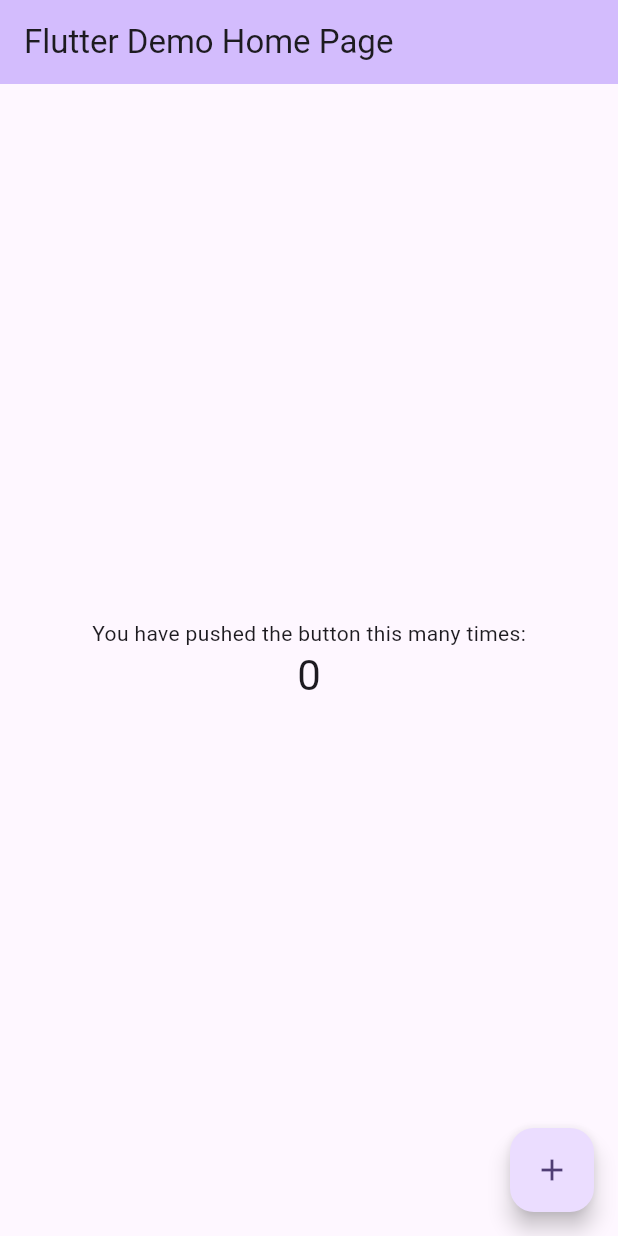
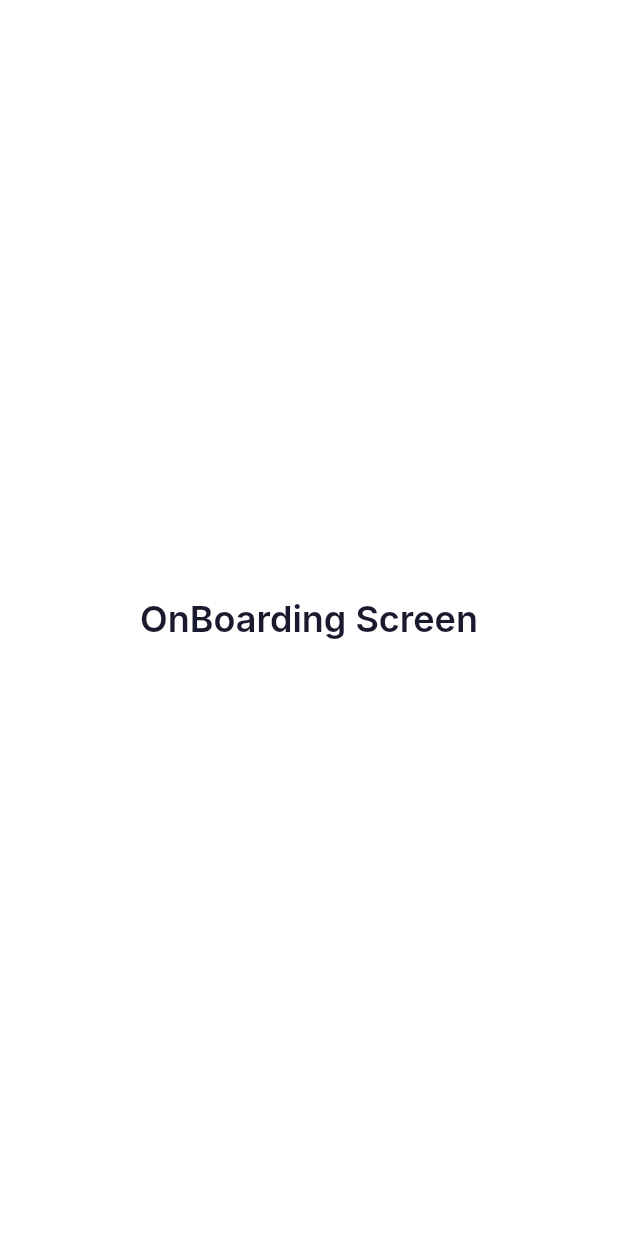
Before and after one commit to A7medMg/shopping-app, a Flutter app: the screen it shows after launch, on a phone screen of 412 x 824 dp. Run offline on Flutter 3.47's test engine with Material 3 defaults, Android fonts, the phone set to English and light mode, and no system bars; our stand-ins replace flutter_screenutil, google_fonts.

Commit message:
feat: add core ui design system and native splash screen - Create AppColors - Create AppTextStyles - Create AppTheme - Add native splash screen -Add assets folder ( image - icon  ) -Add app assets file -Add app routs name -Add app routes -Configure  screenutil

```diff
--- /dev/null
+++ b/lib/core/constants/app_assets.dart
@@ -0,0 +1,4 @@
+abstract class AppAssets{
+  static const String appLogo="assets/icon/app_icon.png";
+
+}
--- /dev/null
+++ b/lib/core/routes/app_routes.dart
@@ -0,0 +1,16 @@
+import 'package:flutter/material.dart';
+import 'package:shoppingapp/core/routes/app_routes_name.dart';
+import 'package:shoppingapp/feature/onboarding/screens/on_boarding_screen.dart';
+
+abstract class AppRoutes {
+  static Route? onGenerateRoute(RouteSettings settings) {
+    switch (settings.name) {
+      case AppRoutesName.onBoarding:
+        return MaterialPageRoute(
+          builder: (_) => const OnBoardingScreen(),
+        );
+      default:
+        return null;
+    }
+  }
+}
--- /dev/null
+++ b/lib/core/routes/app_routes_name.dart
@@ -0,0 +1,3 @@
+abstract class AppRoutesName{
+  static const String onBoarding="/onBoarding";
+}
--- /dev/null
+++ b/lib/core/theme/app_colors.dart
@@ -0,0 +1,43 @@
+import 'package:flutter/material.dart';
+
+/// Design system colors based on the provided UI specification.
+abstract final class AppColors {
+  // Primary — Orange
+  static const Color primaryOrange = Color(0xFFFF9900);
+  static const Color orangeLight = Color(0xFFFFB700);
+  static const Color orangeDark = Color(0xFFE67E00);
+
+  // Neutrals
+  static const Color white = Color(0xFFFFFFFF);
+  static const Color offWhite = Color(0xFFF7F8FA);
+  static const Color lightGray = Color(0xFFECEEF2);
+  static const Color charcoal = Color(0xFF1A1A2E);
+
+  // Text / supporting colors
+  static const Color bodyText = Color(0xFF45455F);
+  static const Color mutedText = Color(0xFF7B7F90);
+  static const Color border = Color(0xFFE2E5EA);
+
+  // Button states
+  static const Color disabledBackground = Color(0xFFECEEF2);
+  static const Color disabledText = Color(0xFFB1B5C3);
+
+  // Input states
+  static const Color error = Color(0xFFFF3B3B);
+  static const Color errorBackground = Color(0xFFFFF5F5);
+
+  // Status badges
+  static const Color success = Color(0xFF18B957);
+  static const Color successBackground = Color(0xFFE5F8ED);
+
+  static const Color lowStock = Color(0xFFFF9900);
+  static const Color lowStockBackground = Color(0xFFFFF3DD);
+
+  static const Color outOfStock = Color(0xFFFF3B3B);
+  static const Color outOfStockBackground = Color(0xFFFFE8E8);
+
+  static const Color newArrival = Color(0xFF5D2C91);
+  static const Color newArrivalBackground = Color(0xFFEDE6F7);
+
+  static const Color sale = Color(0xFFFF9900);
+}
--- /dev/null
+++ b/lib/core/theme/app_theme.dart
@@ -0,0 +1,166 @@
+import 'package:flutter/material.dart';
+
+import 'app_colors.dart';
+import 'text_styles.dart';
+
+abstract final class AppTheme {
+  static ThemeData get light {
+    final base = ThemeData.light(useMaterial3: true);
+
+    return base.copyWith(
+      scaffoldBackgroundColor: AppColors.white,
+
+      colorScheme: const ColorScheme.light(
+        primary: AppColors.primaryOrange,
+        onPrimary: AppColors.white,
+        secondary: AppColors.orangeLight,
+        onSecondary: AppColors.charcoal,
+        surface: AppColors.white,
+        onSurface: AppColors.charcoal,
+        error: AppColors.error,
+        onError: AppColors.white,
+      ),
+
+      textTheme: TextTheme(
+        headlineMedium: AppTextStyles.h2,
+        headlineSmall: AppTextStyles.h3,
+        bodyLarge: AppTextStyles.bodyLarge,
+        bodyMedium: AppTextStyles.bodyMedium,
+        bodySmall: AppTextStyles.bodySmall,
+        labelLarge: AppTextStyles.button,
+        labelMedium: AppTextStyles.caption,
+      ),
+
+      appBarTheme: AppBarTheme(
+        backgroundColor: AppColors.white,
+        foregroundColor: AppColors.charcoal,
+        elevation: 0,
+        centerTitle: false,
+        titleTextStyle: AppTextStyles.h3,
+      ),
+
+      elevatedButtonTheme: ElevatedButtonThemeData(
+        style: ElevatedButton.styleFrom(
+          backgroundColor: AppColors.primaryOrange,
+          foregroundColor: AppColors.white,
+          disabledBackgroundColor: AppColors.disabledBackground,
+          disabledForegroundColor: AppColors.disabledText,
+          minimumSize: const Size(343, 48),
+          fixedSize: const Size(343, 48),
+          elevation: 0,
+          padding: const EdgeInsets.symmetric(horizontal: 24),
+          shape: RoundedRectangleBorder(
+            borderRadius: BorderRadius.circular(8),
+          ),
+          textStyle: AppTextStyles.button,
+        ),
+      ),
+
+      outlinedButtonTheme: OutlinedButtonThemeData(
+        style: OutlinedButton.styleFrom(
+          foregroundColor: AppColors.primaryOrange,
+          minimumSize: const Size(343, 48),
+          fixedSize: const Size(343, 48),
+          backgroundColor: AppColors.white,
+          side: const BorderSide(
+            color: AppColors.primaryOrange,
+            width: 1.5,
+          ),
+          elevation: 0,
+          padding: const EdgeInsets.symmetric(horizontal: 24),
+          shape: RoundedRectangleBorder(
+            borderRadius: BorderRadius.circular(8),
+          ),
+          textStyle: AppTextStyles.buttonSecondary,
+        ),
+      ),
+
+      textButtonTheme: TextButtonThemeData(
+        style: TextButton.styleFrom(
+          foregroundColor: AppColors.primaryOrange,
+          textStyle: AppTextStyles.buttonSecondary,
+        ),
+      ),
+
+      inputDecorationTheme: InputDecorationTheme(
+        filled: true,
+        fillColor: AppColors.offWhite,
+        contentPadding: const EdgeInsets.symmetric(
+          horizontal: 12,
+          vertical: 14,
+        ),
+        hintStyle: AppTextStyles.inputHint,
+        labelStyle: AppTextStyles.input,
+        border: OutlineInputBorder(
+          borderRadius: BorderRadius.circular(8),
+          borderSide: const BorderSide(color: AppColors.border),
+        ),
+        enabledBorder: OutlineInputBorder(
+          borderRadius: BorderRadius.circular(8),
+          borderSide: const BorderSide(color: AppColors.border),
+        ),
+        focusedBorder: OutlineInputBorder(
+          borderRadius: BorderRadius.circular(8),
+          borderSide: const BorderSide(
+            color: AppColors.primaryOrange,
+            width: 1.5,
+          ),
+        ),
+        errorBorder: OutlineInputBorder(
+          borderRadius: BorderRadius.circular(8),
+          borderSide: const BorderSide(
+            color: AppColors.error,
+            width: 1.5,
+          ),
+        ),
+        focusedErrorBorder: OutlineInputBorder(
+          borderRadius: BorderRadius.circular(8),
+          borderSide: const BorderSide(
+            color: AppColors.error,
+            width: 1.5,
+          ),
+        ),
+        disabledBorder: OutlineInputBorder(
+          borderRadius: BorderRadius.circular(8),
+          borderSide: BorderSide.none,
+        ),
+
+      ),
+
+      dividerTheme: const DividerThemeData(
+        color: AppColors.lightGray,
+        thickness: 1,
+        space: 1,
+      ),
+
+      cardTheme: CardThemeData(
+        color: AppColors.white,
+        elevation: 0,
+        margin: EdgeInsets.zero,
+        shape: RoundedRectangleBorder(
+          borderRadius: BorderRadius.circular(8),
+          side: const BorderSide(color: AppColors.border),
+        ),
+      ),
+
+      chipTheme: ChipThemeData(
+        backgroundColor: AppColors.offWhite,
+        selectedColor: AppColors.primaryOrange,
+        disabledColor: AppColors.disabledBackground,
+        labelStyle: AppTextStyles.badge,
+        padding: const EdgeInsets.symmetric(horizontal: 8, vertical: 4),
+        shape: RoundedRectangleBorder(
+          borderRadius: BorderRadius.circular(20),
+        ),
+      ),
+
+      iconTheme: const IconThemeData(
+        color: AppColors.charcoal,
+        size: 24,
+      ),
+
+      splashColor: AppColors.orangeLight.withValues(alpha: 0.15),
+      highlightColor: AppColors.orangeLight.withValues(alpha: 0.08),
+    );
+  }
+}
--- /dev/null
+++ b/lib/core/theme/text_styles.dart
@@ -0,0 +1,94 @@
+import 'package:flutter/material.dart';
+import 'package:google_fonts/google_fonts.dart';
+
+import 'app_colors.dart';
+
+/// Typography from the design system.
+/// Font family: Inter
+/// Source: Google Fonts
+abstract final class AppTextStyles {
+  static const String fontFamily = 'Inter';
+
+  // H2 — 24px / 1.5rem / 600 SemiBold
+  static final TextStyle h2 = GoogleFonts.inter(
+    fontSize: 24,
+    height: 1.5,
+    fontWeight: FontWeight.w600,
+    color: AppColors.charcoal,
+  );
+
+  // H3 — 18px / 1.125rem / 600 SemiBold
+  static final TextStyle h3 = GoogleFonts.inter(
+    fontSize: 18,
+    height: 1.125,
+    fontWeight: FontWeight.w600,
+    color: AppColors.charcoal,
+  );
+
+  // Body Large — 16px / 1rem / 400 Regular
+  static final TextStyle bodyLarge = GoogleFonts.inter(
+    fontSize: 16,
+    height: 1,
+    fontWeight: FontWeight.w400,
+    color: AppColors.bodyText,
+  );
+
+  // Body Medium — 14px / 0.875rem / 400 Regular
+  static final TextStyle bodyMedium = GoogleFonts.inter(
+    fontSize: 14,
+    height: 0.875,
+    fontWeight: FontWeight.w400,
+    color: AppColors.bodyText,
+  );
+
+  // Body Small — 12px / 0.75rem / 400 Regular
+  static final TextStyle bodySmall = GoogleFonts.inter(
+    fontSize: 12,
+    height: 0.75,
+    fontWeight: FontWeight.w400,
+    color: AppColors.mutedText,
+  );
+
+  // Button — 14px / 0.875rem / 600 SemiBold
+  static final TextStyle button = GoogleFonts.inter(
+    fontSize: 14,
+    height: 0.875,
+    fontWeight: FontWeight.w600,
+    letterSpacing: 0.02 * 14,
+    color: AppColors.white,
+  );
+
+  // Caption / Label — 10px / 0.625rem / 500 Medium
+  static final TextStyle caption = GoogleFonts.inter(
+    fontSize: 10,
+    height: 0.625,
+    fontWeight: FontWeight.w500,
+    color: AppColors.mutedText,
+  );
+
+  // Useful variants
+  static final TextStyle buttonSecondary = button.copyWith(
+    color: AppColors.primaryOrange,
+  );
+
+  static final TextStyle disabledButton = button.copyWith(
+    color: AppColors.disabledText,
+  );
+
+  static final TextStyle input = GoogleFonts.inter(
+    fontSize: 14,
+    height: 1.25,
+    fontWeight: FontWeight.w400,
+    color: AppColors.bodyText,
+  );
+
+  static final TextStyle inputHint = input.copyWith(
+    color: AppColors.mutedText,
+  );
+
+  static final TextStyle badge = GoogleFonts.inter(
+    fontSize: 12,
+    height: 1,
+    fontWeight: FontWeight.w600,
+  );
+}
--- /dev/null
+++ b/lib/feature/onboarding/screens/on_boarding_screen.dart
@@ -0,0 +1,17 @@
+import 'package:flutter/material.dart';
+
+class OnBoardingScreen extends StatelessWidget {
+  const OnBoardingScreen({super.key});
+
+  @override
+  Widget build(BuildContext context) {
+    return Scaffold(
+      body: Center(
+        child: Text(
+          'OnBoarding Screen',
+          style: Theme.of(context).textTheme.headlineMedium,
+        ),
+      ),
+    );
+  }
+}
--- a/lib/main.dart
+++ b/lib/main.dart
@@ -1,121 +1,27 @@
 import 'package:flutter/material.dart';
+import 'package:flutter_screenutil/flutter_screenutil.dart';
+import 'package:shoppingapp/core/routes/app_routes.dart';
+import 'package:shoppingapp/core/routes/app_routes_name.dart';
+import 'package:shoppingapp/core/theme/app_theme.dart';
 
 void main() {
-  runApp(const MyApp());
+  runApp(const ShoppingApp());
 }
 
-class MyApp extends StatelessWidget {
-  const MyApp({super.key});
-
-  // This widget is the root of your application.
-  @override
-  Widget build(BuildContext context) {
-    return MaterialApp(
-      title: 'Flutter Demo',
-      theme: ThemeData(
-        // This is the theme of your application.
-        //
-        // TRY THIS: Try running your application with "flutter run". You'll see
-        // the application has a purple toolbar. Then, without quitting the app,
-        // try changing the seedColor in the colorScheme below to Colors.green
-        // and then invoke "hot reload" (save your changes or press the "hot
-        // reload" button in a Flutter-supported IDE, or press "r" if you used
-        // the command line to start the app).
-        //
-        // Notice that the counter didn't reset back to zero; the application
-        // state is not lost during the reload. To reset the state, use hot
-        // restart instead.
-        //
-        // This works for code too, not just values: Most code changes can be
-        // tested with just a hot reload.
-        colorScheme: .fromSeed(seedColor: Colors.deepPurple),
-      ),
-      home: const MyHomePage(title: 'Flutter Demo Home Page'),
-    );
-  }
-}
-
-class MyHomePage extends StatefulWidget {
-  const MyHomePage({super.key, required this.title});
-
-  // This widget is the home page of your application. It is stateful, meaning
-  // that it has a State object (defined below) that contains fields that affect
-  // how it looks.
-
-  // This class is the configuration for the state. It holds the values (in this
-  // case the title) provided by the parent (in this case the App widget) and
-  // used by the build method of the State. Fields in a Widget subclass are
-  // always marked "final".
-
-  final String title;
-
-  @override
-  State<MyHomePage> createState() => _MyHomePageState();
-}
-
-class _MyHomePageState extends State<MyHomePage> {
-  int _counter = 0;
-
-  void _incrementCounter() {
-    setState(() {
-      // This call to setState tells the Flutter framework that something has
-      // changed in this State, which causes it to rerun the build method below
-      // so that the display can reflect the updated values. If we changed
-      // _counter without calling setState(), then the build method would not be
-      // called again, and so nothing would appear to happen.
-      _counter++;
-    });
-  }
+class ShoppingApp extends StatelessWidget {
+  const ShoppingApp({super.key});
 
   @override
   Widget build(BuildContext context) {
-    // This method is rerun every time setState is called, for instance as done
-    // by the _incrementCounter method above.
-    //
-    // The Flutter framework has been optimized to make rerunning build methods
-    // fast, so that you can just rebuild anything that needs updating rather
-    // than having to individually change instances of widgets.
-    return Scaffold(
-      appBar: AppBar(
-        // TRY THIS: Try changing the color here to a specific color (to
-        // Colors.amber, perhaps?) and trigger a hot reload to see the AppBar
-        // change color while the other colors stay the same.
-        backgroundColor: Theme.of(context).colorScheme.inversePrimary,
-        // Here we take the value from the MyHomePage object that was created by
-        // the App.build method, and use it to set our appbar title.
-        title: Text(widget.title),
-      ),
-      body: Center(
-        // Center is a layout widget. It takes a single child and positions it
-        // in the middle of the parent.
-        child: Column(
-          // Column is also a layout widget. It takes a list of children and
-          // arranges them vertically. By default, it sizes itself to fit its
-          // children horizontally, and tries to be as tall as its parent.
-          //
-          // Column has various properties to control how it sizes itself and
-          // how it positions its children. Here we use mainAxisAlignment to
-          // center the children vertically; the main axis here is the vertical
-          // axis because Columns are vertical (the cross axis would be
-          // horizontal).
-          //
-          // TRY THIS: Invoke "debug painting" (choose the "Toggle Debug Paint"
-          // action in the IDE, or press "p" in the console), to see the
-          // wireframe for each widget.
-          mainAxisAlignment: .center,
-          children: [
-            const Text('You have pushed the button this many times:'),
-            Text(
-              '$_counter',
-              style: Theme.of(context).textTheme.headlineMedium,
-            ),
-          ],
-        ),
-      ),
-      floatingActionButton: FloatingActionButton(
-        onPressed: _incrementCounter,
-        tooltip: 'Increment',
-        child: const Icon(Icons.add),
+    return ScreenUtilInit(
+      designSize: MediaQuery.sizeOf(context),
+      minTextAdapt: true,
+      splitScreenMode: true,
+      builder: (context, child) => MaterialApp(
+        initialRoute: AppRoutesName.onBoarding,
+        onGenerateRoute: AppRoutes.onGenerateRoute,
+        debugShowCheckedModeBanner: false,
+        theme: AppTheme.light,
       ),
     );
   }
```
Also changed, not shown: flutter_native_splash.yaml (added, +158 -0 lines), pubspec.yaml (+14 -4 lines), assets/icon/app_icon.png (added), assets/image/splachscreen.png (added), assets/image/splashandroid12.png (added), pubspec.lock, 74 other files.
